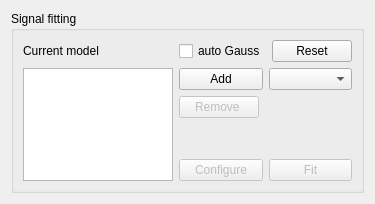
syncope/iint-gui, file iintgui/ui/fitpanel2.ui: the form before one commit.
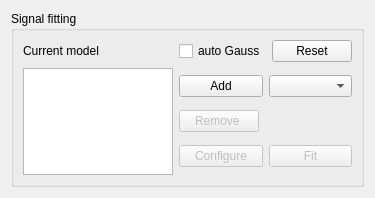
The form after the commit.

Commit message: + remove spacer element in ui for fit widget

```diff
--- a/iintgui/ui/fitpanel2.ui
+++ b/iintgui/ui/fitpanel2.ui
@@ -7,7 +7,7 @@
     <x>0</x>
     <y>0</y>
     <width>375</width>
-    <height>204</height>
+    <height>198</height>
    </rect>
   </property>
   <property name="windowTitle">
@@ -74,19 +74,6 @@
               </item>
              </layout>
             </item>
-            <item>
-             <spacer name="verticalSpacer">
-              <property name="orientation">
-               <enum>Qt::Vertical</enum>
-              </property>
-              <property name="sizeHint" stdset="0">
-               <size>
-                <width>20</width>
-                <height>40</height>
-               </size>
-              </property>
-             </spacer>
-            </item>
             <item>
              <layout class="QHBoxLayout" name="horizontalLayout_4">
               <item>
```
